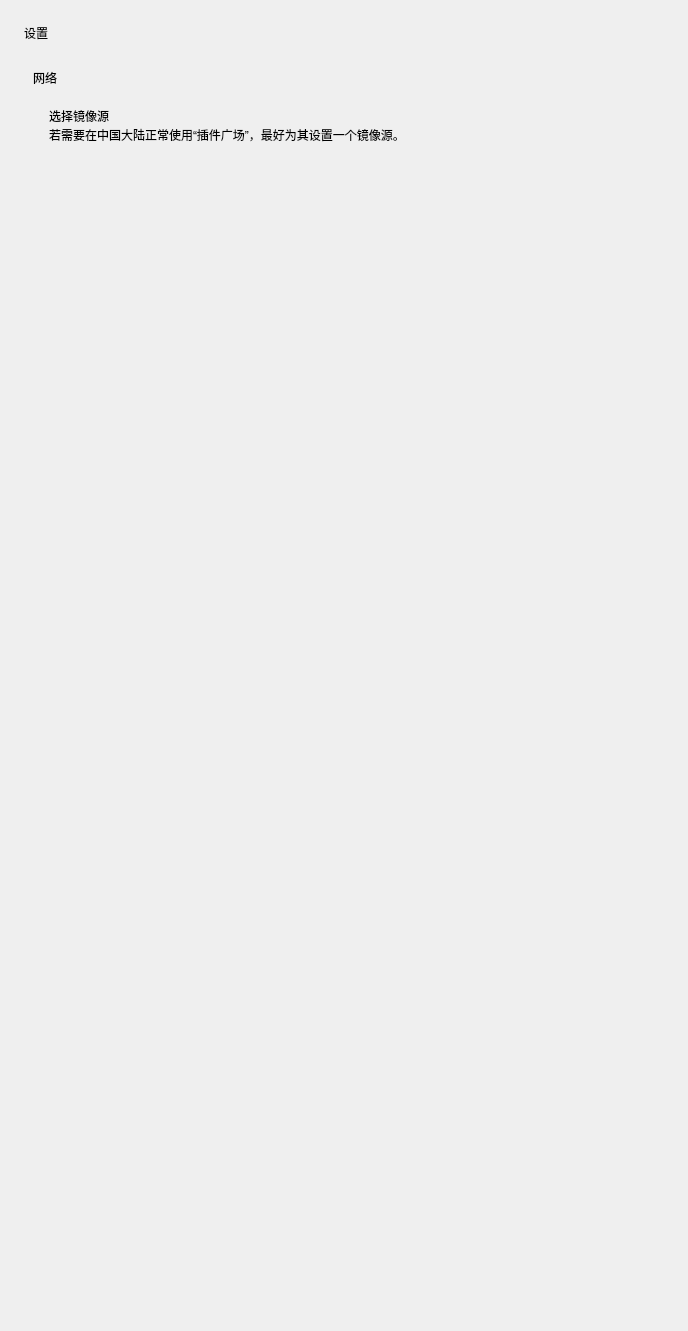
Qt form view/pp/settings.ui (yhlhoh/Class-Widgets) before a commit.
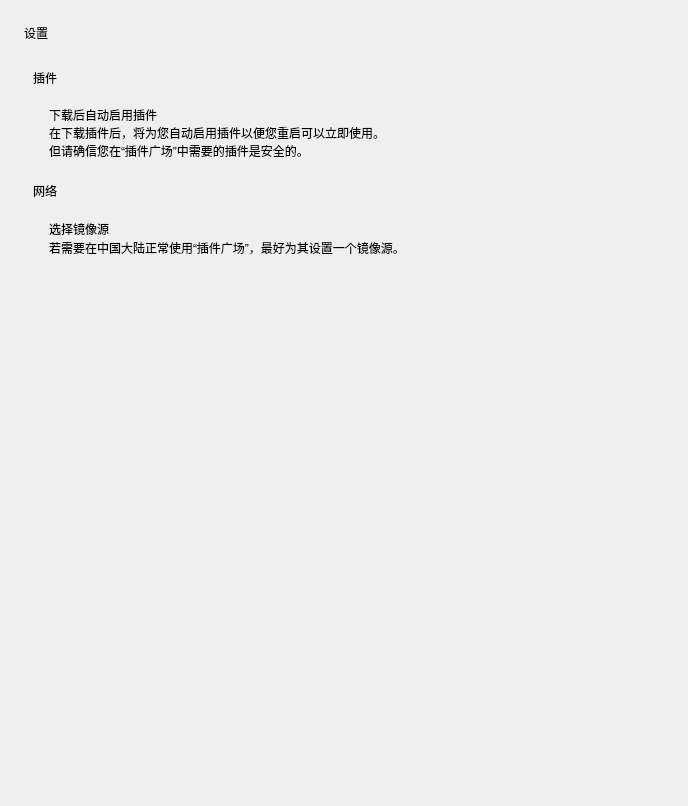
The same form after that commit. Custom widgets are drawn as their Qt base class.

Diff of the .ui file:
```diff
--- a/view/pp/settings.ui
+++ b/view/pp/settings.ui
@@ -7,7 +7,7 @@
     <x>0</x>
     <y>0</y>
     <width>688</width>
-    <height>1331</height>
+    <height>806</height>
    </rect>
   </property>
   <property name="sizePolicy">
@@ -56,10 +56,103 @@
         <x>0</x>
         <y>0</y>
         <width>640</width>
-        <height>1250</height>
+        <height>725</height>
        </rect>
       </property>
       <layout class="QVBoxLayout" name="verticalLayout_9">
+       <item>
+        <layout class="QVBoxLayout" name="verticalLayout_7">
+         <property name="spacing">
+          <number>3</number>
+         </property>
+         <item>
+          <widget class="SubtitleLabel" name="SubtitleLabel_4">
+           <property name="text">
+            <string>插件</string>
+           </property>
+          </widget>
+         </item>
+         <item>
+          <widget class="CardWidget" name="CardWidget_4">
+           <property name="minimumSize">
+            <size>
+             <width>0</width>
+             <height>70</height>
+            </size>
+           </property>
+           <layout class="QHBoxLayout" name="horizontalLayout_6">
+            <property name="leftMargin">
+             <number>16</number>
+            </property>
+            <property name="topMargin">
+             <number>16</number>
+            </property>
+            <property name="rightMargin">
+             <number>16</number>
+            </property>
+            <property name="bottomMargin">
+             <number>16</number>
+            </property>
+            <item>
+             <layout class="QVBoxLayout" name="verticalLayout_8">
+              <property name="spacing">
+               <number>0</number>
+              </property>
+              <item>
+               <widget class="StrongBodyLabel" name="StrongBodyLabel_6">
+                <property name="text">
+                 <string>下载后自动启用插件</string>
+                </property>
+               </widget>
+              </item>
+              <item>
+               <widget class="CaptionLabel" name="CaptionLabel_3">
+                <property name="text">
+                 <string>在下载插件后，将为您自动启用插件以便您重启可以立即使用。
+但请确信您在“插件广场”中需要的插件是安全的。</string>
+                </property>
+                <property name="wordWrap">
+                 <bool>true</bool>
+                </property>
+                <property name="lightColor" stdset="0">
+                 <color alpha="150">
+                  <red>0</red>
+                  <green>0</green>
+                  <blue>0</blue>
+                 </color>
+                </property>
+                <property name="darkColor" stdset="0">
+                 <color alpha="200">
+                  <red>255</red>
+                  <green>255</green>
+                  <blue>255</blue>
+                 </color>
+                </property>
+               </widget>
+              </item>
+             </layout>
+            </item>
+            <item>
+             <widget class="SwitchButton" name="auto_enable_plugin">
+              <property name="sizePolicy">
+               <sizepolicy hsizetype="Maximum" vsizetype="Preferred">
+                <horstretch>0</horstretch>
+                <verstretch>0</verstretch>
+               </sizepolicy>
+              </property>
+              <property name="onText">
+               <string>启用</string>
+              </property>
+              <property name="offText">
+               <string>禁用</string>
+              </property>
+             </widget>
+            </item>
+           </layout>
+          </widget>
+         </item>
+        </layout>
+       </item>
        <item>
         <layout class="QVBoxLayout" name="verticalLayout_5">
          <property name="spacing">
@@ -190,6 +283,11 @@
    <extends>QPushButton</extends>
    <header>qfluentwidgets</header>
   </customwidget>
+  <customwidget>
+   <class>SwitchButton</class>
+   <extends>QWidget</extends>
+   <header>qfluentwidgets</header>
+  </customwidget>
   <customwidget>
    <class>CardWidget</class>
    <extends>QFrame</extends>
```
